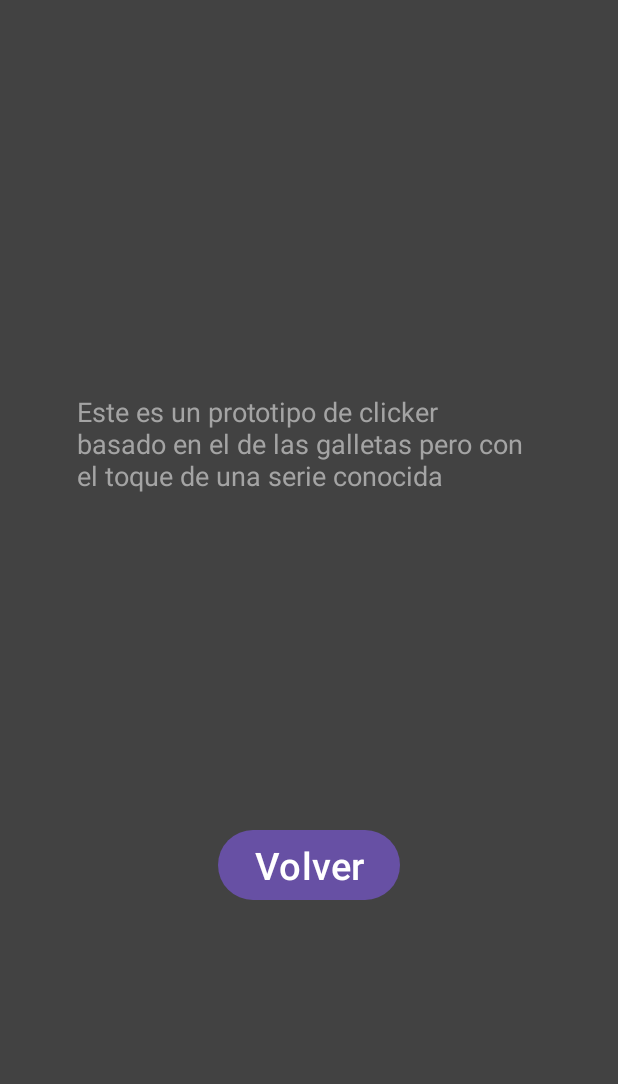
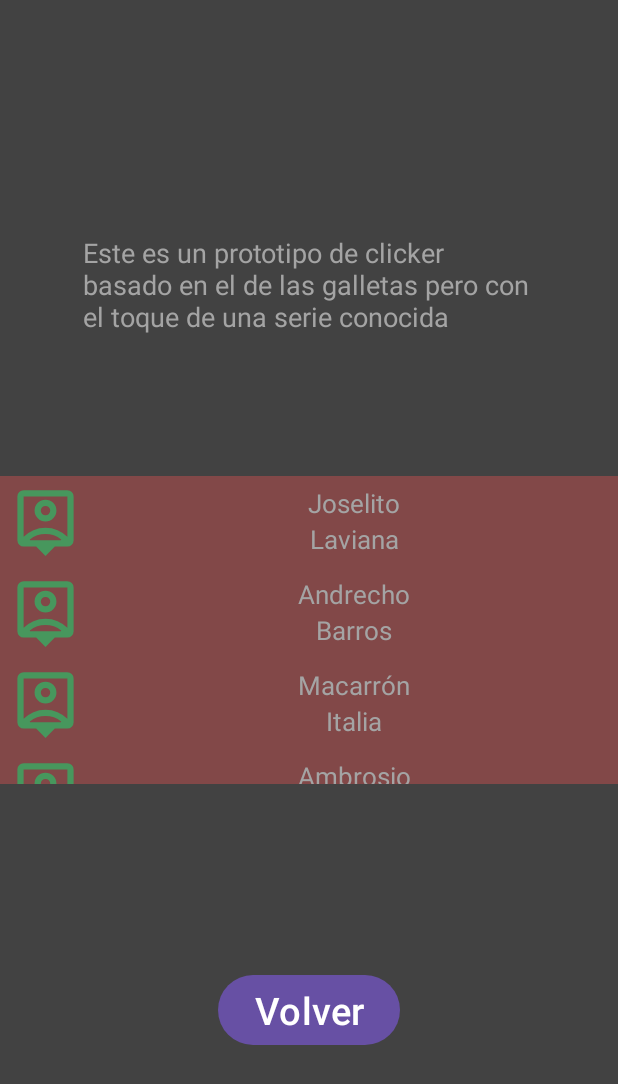
Before and after one commit to DiaboloRoucho/ContadorAndres, an Android app: the PantallaInfo screen opened directly, with no data from a screen before it, on a phone screen of 412 x 824 dp. Shown: the top 1084 px of the screen. Run offline under Robolectric (Android 15) with nearby library versions, the phone set to English and light mode, and no system bars.

Commit message:
RecyclerView integrado pero sin ser definitivo

```diff
--- a/app/src/main/java/com/example/contador/MainActivity.java
+++ b/app/src/main/java/com/example/contador/MainActivity.java
@@ -100,8 +100,8 @@ public class MainActivity extends AppCompatActivity {
     public void irTienda(View v){
         Intent i = new Intent(this, Tienda.class);
         i.putExtra("dinero", suma.toString());
-        i.putExtra("sumaraton", incremento);
-        i.putExtra("click", click);
+        i.putExtra("sumaraton", incremento.toString());
+        i.putExtra("click", click.toString());
         i.putExtra("precio", precio.toString());
         i.putExtra("precioraton", precioraton.toString());
         startActivity(i);
--- a/app/src/main/java/com/example/contador/PantallaInfo.java
+++ b/app/src/main/java/com/example/contador/PantallaInfo.java
@@ -1,11 +1,15 @@
 package com.example.contador;
 
-import android.content.Intent;
 import android.os.Bundle;
 import android.view.View;
 import android.widget.Button;
 
 import androidx.appcompat.app.AppCompatActivity;
+import androidx.recyclerview.widget.LinearLayoutManager;
+import androidx.recyclerview.widget.RecyclerView;
+
+import java.util.Arrays;
+import java.util.List;
 
 public class PantallaInfo extends AppCompatActivity {
     Button volver;
@@ -13,6 +17,16 @@ public class PantallaInfo extends AppCompatActivity {
         super.onCreate(savedInstanceState);
         setContentView(R.layout.activity_pantalla_info);
         volver = findViewById(R.id.volverInfo);
+        RecyclerView rv = (RecyclerView) findViewById(R.id.recyclerViewInfo);
+        rv.setHasFixedSize(true);
+        rv.setLayoutManager(new LinearLayoutManager(this));
+        List<Persona> l = Arrays.asList(
+                new Persona("Joselito", "Laviana", R.drawable.person_pin_fill0_wght400_grad0_opsz24),
+                new Persona("Andrecho", "Barros", R.drawable.person_pin_fill0_wght400_grad0_opsz24),
+                new Persona("Macarrón", "Italia", R.drawable.person_pin_fill0_wght400_grad0_opsz24),
+                new Persona("Ambrosio", "Cuturrasu", R.drawable.person_pin_fill0_wght400_grad0_opsz24)
+        );
+        rv.setAdapter(new PersonaAdapter(l));
     }
     public void volver(View v){
         finish();
--- /dev/null
+++ b/app/src/main/java/com/example/contador/Persona.java
@@ -0,0 +1,23 @@
+package com.example.contador;
+
+public class Persona {
+    private final String nombre, localidad;
+    private final int imagen;
+    public Persona (String nombre, String localidad, int imagen){
+        this.nombre = nombre;
+        this.localidad = localidad;
+        this.imagen = imagen;
+    }
+
+    public String getNombre() {
+        return nombre;
+    }
+
+    public String getLocalidad() {
+        return localidad;
+    }
+
+    public int getImagen() {
+        return imagen;
+    }
+}
--- /dev/null
+++ b/app/src/main/java/com/example/contador/PersonaAdapter.java
@@ -0,0 +1,48 @@
+package com.example.contador;
+
+import android.view.LayoutInflater;
+import android.view.View;
+import android.view.ViewGroup;
+import android.widget.ImageView;
+import android.widget.TextView;
+
+import androidx.annotation.NonNull;
+import androidx.recyclerview.widget.RecyclerView;
+
+import java.util.List;
+
+public class PersonaAdapter extends RecyclerView.Adapter<PersonaAdapter.ViewHolder> {
+    List <Persona> personas;
+    public PersonaAdapter(List<Persona> userModelList){this.personas =userModelList;}
+    @NonNull
+    @Override
+    public ViewHolder onCreateViewHolder(@NonNull ViewGroup parent, int viewType) {
+        View v = LayoutInflater.from(parent.getContext()).inflate(R.layout.activity_item_listview, parent, false);
+        return new ViewHolder(v);
+    }
+
+    @Override
+    public void onBindViewHolder(@NonNull ViewHolder holder, int position) {
+        holder.bind(personas.get(position));
+    }
+
+    @Override
+    public int getItemCount() {
+        return personas.size();
+    }
+    static  class ViewHolder extends RecyclerView.ViewHolder{
+        private final TextView nombre, localidad;
+        private final ImageView imagen;
+        public ViewHolder(View v){
+            super(v);
+            nombre = (TextView) v.findViewById(R.id.itemTextView1);
+            localidad = (TextView) v.findViewById(R.id.itemTextView2);
+            imagen = v.findViewById(R.id.itemImageView);
+        }
+        void bind(Persona persona){
+            nombre.setText(persona.getNombre());
+            localidad.setText(persona.getLocalidad());
+            imagen.setImageResource(persona.getImagen());
+        }
+    }
+}
--- a/app/src/main/java/com/example/contador/Tienda.java
+++ b/app/src/main/java/com/example/contador/Tienda.java
@@ -90,8 +90,8 @@ public class Tienda extends AppCompatActivity {
     public void volverDeTienda(View v){
         Intent i = new Intent(this, MainActivity.class);
         i.putExtra("suma", suma.toString());
-        i.putExtra("sumaraton", incremento);
-        i.putExtra("click", click);
+        i.putExtra("sumaraton", incremento.toString());
+        i.putExtra("click", click.toString());
         i.putExtra("precio", precio.toString());
         i.putExtra("precioraton", precioraton.toString());
         startActivity(i);
--- a/app/src/main/res/layout/activity_item_listview.xml
+++ b/app/src/main/res/layout/activity_item_listview.xml
@@ -1,12 +1,11 @@
 <?xml version="1.0" encoding="utf-8"?>
-<androidx.constraintlayout.widget.ConstraintLayout xmlns:android="http://schemas.android.com/apk/res/android"
-    xmlns:app="http://schemas.android.com/apk/res-auto"
-    xmlns:tools="http://schemas.android.com/tools"
-    android:layout_width="match_parent"
-    android:layout_height="match_parent"
-    android:background="@color/cardview_dark_background">
 
-    <LinearLayout
+
+    <LinearLayout xmlns:android="http://schemas.android.com/apk/res/android"
+        xmlns:app="http://schemas.android.com/apk/res-auto"
+        xmlns:tools="http://schemas.android.com/tools"
+    android:id="@+id/itemLayout"
+        android:background="#824848"
         android:layout_width="match_parent"
         android:layout_height="wrap_content"
         android:orientation="horizontal"
@@ -16,7 +15,7 @@
         android:gravity="center_vertical">
 
             <ImageView
-                android:id="@+id/imageView"
+                android:id="@+id/itemImageView"
                 android:layout_width="wrap_content"
                 android:layout_height="wrap_content"
                 app:srcCompat="@drawable/person_pin_fill0_wght400_grad0_opsz24"
@@ -34,7 +33,7 @@
                     android:id="@+id/itemTextView1"
                     android:layout_width="wrap_content"
                     android:layout_height="wrap_content"
-                    android:text="ueueue"
+                    android:text="nombre"
                     android:textColor="#a4a4a4"
                     android:textSize="17dp"
                     tools:layout_editor_absoluteX="134dp"
@@ -44,11 +43,10 @@
                     android:id="@+id/itemTextView2"
                     android:layout_width="wrap_content"
                     android:layout_height="wrap_content"
-                    android:text="uiuiuiui"
+                    android:text="localidad"
                     android:textSize="17dp"
                     android:textColor="#a4a4a4"
                     tools:layout_editor_absoluteX="213dp"
                     tools:layout_editor_absoluteY="279dp" />
             </LinearLayout>
     </LinearLayout>
-</androidx.constraintlayout.widget.ConstraintLayout>
--- a/app/src/main/res/layout/activity_pantalla_info.xml
+++ b/app/src/main/res/layout/activity_pantalla_info.xml
@@ -16,22 +16,33 @@
         android:textSize="18dp"
         app:layout_constraintBottom_toBottomOf="parent"
         app:layout_constraintEnd_toEndOf="parent"
-        app:layout_constraintHorizontal_bias="0.461"
+        app:layout_constraintHorizontal_bias="0.495"
         app:layout_constraintStart_toStartOf="parent"
         app:layout_constraintTop_toTopOf="parent"
-        app:layout_constraintVertical_bias="0.346" />
+        app:layout_constraintVertical_bias="0.206" />
 
     <Button
         android:id="@+id/volverInfo"
         android:layout_width="wrap_content"
         android:layout_height="wrap_content"
+        android:onClick="volver"
         android:text="Volver"
         android:textSize="25dp"
         app:layout_constraintBottom_toBottomOf="parent"
         app:layout_constraintEnd_toEndOf="parent"
+
+        app:layout_constraintStart_toStartOf="parent"
+        app:layout_constraintTop_toBottomOf="@+id/recyclerViewInfo" />
+
+    <androidx.recyclerview.widget.RecyclerView
+        android:id="@+id/recyclerViewInfo"
+        android:layout_width="match_parent"
+        android:layout_height="205dp"
+        app:layout_constraintBottom_toBottomOf="parent"
+        app:layout_constraintEnd_toEndOf="parent"
         app:layout_constraintStart_toStartOf="parent"
         app:layout_constraintTop_toBottomOf="@+id/textoInfo"
-        android:onClick="volver"/>
+        app:layout_constraintVertical_bias="0.238" />
 
 
 </androidx.constraintlayout.widget.ConstraintLayout>
```
